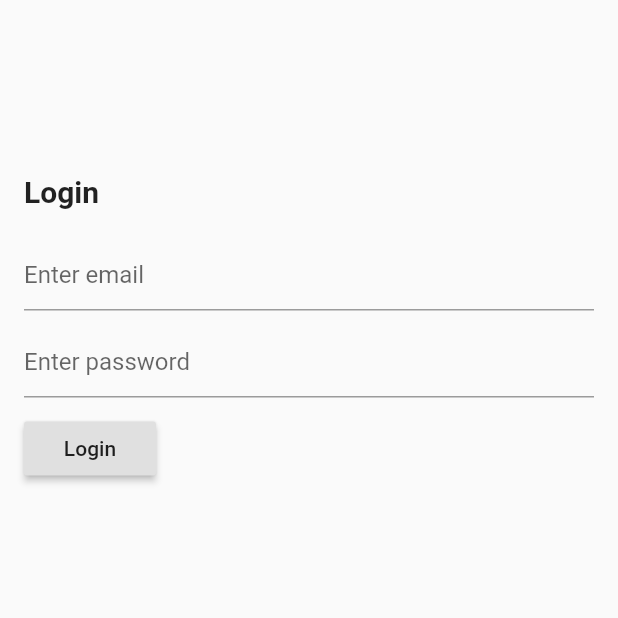
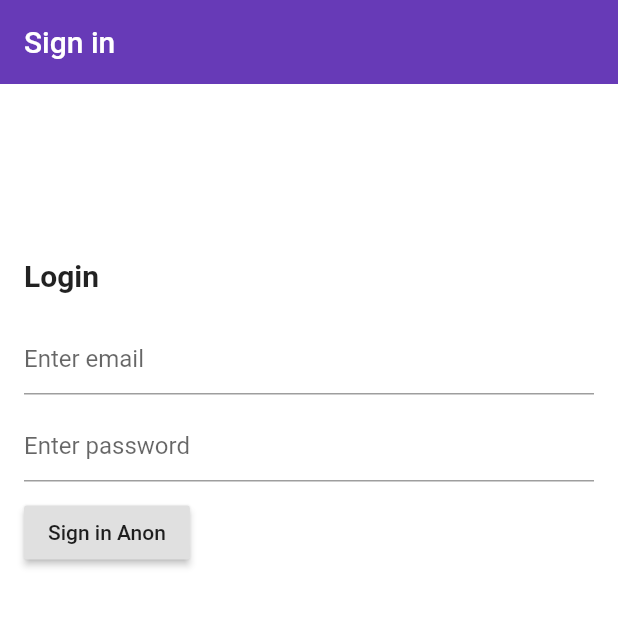
Before and after one commit to ariellindo/flutter-firebase, a Flutter app: the screen it shows after launch, on a phone screen of 412 x 824 dp, the top half of it. Run offline on Flutter 3.47's test engine with Material 2 defaults, Android fonts, the phone set to English and light mode, and no system bars; our stand-ins replace firebase_auth; accounts and stored records are empty.

Commit message:
added the auth and the stream function for the firebaseUser result

```diff
--- a/lib/main.dart
+++ b/lib/main.dart
@@ -1,5 +1,5 @@
 import 'package:flutter/material.dart';
-import 'package:flutter_firebaselogin/screens/login.dart';
+import 'package:flutter_firebaselogin/screens/wrapper.dart';
 
 void main() => runApp(MyApp());
 
@@ -7,11 +7,7 @@ class MyApp extends StatelessWidget {
   @override
   Widget build(BuildContext context) {
     return MaterialApp(
-      title: 'Flutter Firebase Demo',
-      theme: ThemeData(
-        primarySwatch: Colors.blue,
-      ),
-      home: LoginPage()
+      home: Wrapper()
     );
   }
 }
--- /dev/null
+++ b/lib/screens/authenticate/authenticate.dart
@@ -0,0 +1,16 @@
+import 'package:flutter/material.dart';
+import 'package:flutter_firebaselogin/screens/authenticate/sign_in.dart';
+
+class Authenticate extends StatefulWidget {
+  @override
+  _AuthenticateState createState() => _AuthenticateState();
+}
+
+class _AuthenticateState extends State<Authenticate> {
+  @override
+  Widget build(BuildContext context) {
+    return Container(
+      child: SignIn(),
+    );
+  }
+}
--- a/lib/screens/login.dart
+++ b/lib/screens/authenticate/sign_in.dart
@@ -1,14 +1,15 @@
 import 'package:flutter/material.dart';
-import 'package:flutter_firebaselogin/utils/firebase_auth.dart';
+import 'package:flutter_firebaselogin/services/auth.dart';
 
-class LoginPage extends StatefulWidget {
-  const LoginPage({Key key}) : super(key: key);
+class SignIn extends StatefulWidget {
+  const SignIn({Key key}) : super(key: key);
 
   @override
-  _LoginPageState createState() => _LoginPageState();
+  _SignInState createState() => _SignInState();
 }
 
-class _LoginPageState extends State<LoginPage> {
+class _SignInState extends State<SignIn> {
+  final AuthService _auth = AuthService();
   TextEditingController _emailController;
   TextEditingController _passwordController;
 
@@ -22,6 +23,12 @@ class _LoginPageState extends State<LoginPage> {
   @override
   Widget build(BuildContext context) {
     return Scaffold(
+      backgroundColor: Colors.white,
+      appBar: AppBar(
+        backgroundColor: Colors.deepPurple,
+        elevation: 0.0,
+        title: Text('Sign in')
+      ),
       body: SingleChildScrollView(
         child: Padding(
           padding: const EdgeInsets.all(16.0),
@@ -48,17 +55,31 @@ class _LoginPageState extends State<LoginPage> {
                 decoration: InputDecoration(hintText: "Enter password"),
               ),
               SizedBox(height: 10.0),
+              // RaisedButton(
+              //     child: Text("Login"),
+              //     onPressed: () async {
+              //       if (_emailController.text.isEmpty || _passwordController.text.isEmpty) {
+              //         print("Email and password can't be empty");
+              //       }
+              //       bool res = await AuthService().signInEmailPass(_emailController.text, _passwordController.text);
+              //       if(res){
+              //         print("Login failed");
+              //       }
+              //     })
+
               RaisedButton(
-                  child: Text("Login"),
-                  onPressed: () async {
-                    if (_emailController.text.isEmpty || _passwordController.text.isEmpty) {
-                      print("Email and password can't be empty");
-                    }
-                    bool res = await AuthProvider().signInWithEmail(_emailController.text, _passwordController.text);
-                    if(res){
-                      print("Login failed");
-                    }
-                  })
+                child: Text("Sign in Anon"),
+                onPressed: () async {
+                  dynamic result = await _auth.signInAnon();
+
+                  if(result == null) {
+                    print("Login failed");
+                  } else {
+                    print("Sign in");
+                    print(result.uid);
+                  }
+                },
+              )
             ],
           ),
         ),
--- a/lib/screens/home.dart
+++ b/lib/screens/home/home.dart
@@ -7,7 +7,7 @@ class HomePage extends StatelessWidget {
   Widget build(BuildContext context) {
     return Scaffold(
       appBar: AppBar(
-        title: Text("firebase Login"),
+        title: Text("firebase Login demo"),
       ),
       body: SingleChildScrollView(
         child: Column(
--- /dev/null
+++ b/lib/screens/models/user.dart
@@ -0,0 +1,5 @@
+class User {
+  final String uid;
+
+  User({this.uid});
+}
--- /dev/null
+++ b/lib/screens/wrapper.dart
@@ -0,0 +1,10 @@
+import 'package:flutter/material.dart';
+import 'package:flutter_firebaselogin/screens/authenticate/authenticate.dart';
+
+class Wrapper extends StatelessWidget {
+  @override
+  Widget build(BuildContext context) {
+    // return HOME or Auth widget
+    return Authenticate();
+  }
+}
```
Also changed, not shown: lib/services/auth.dart (added, +37 -0 lines), lib/utils/firebase_auth.dart (deleted, +0 -18 lines).
